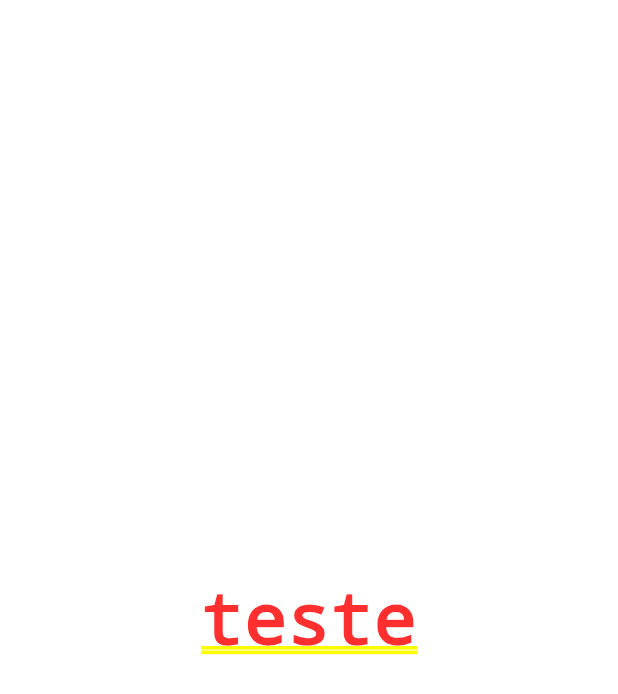
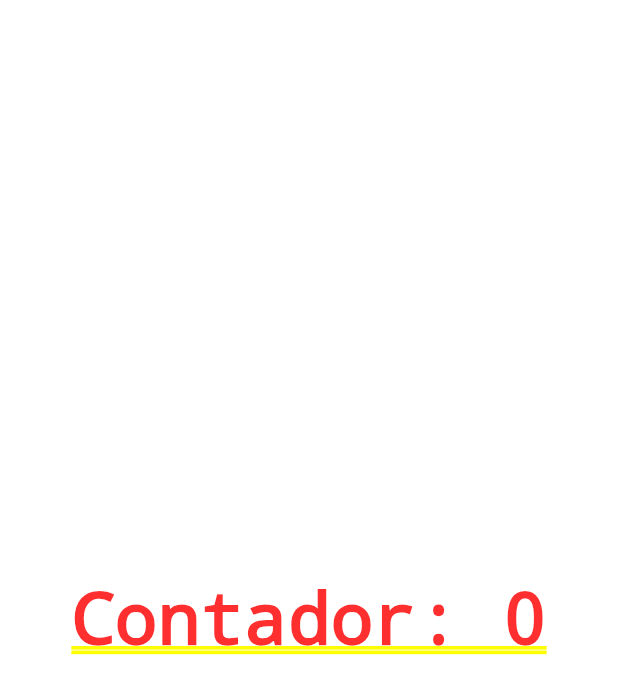
Before and after one commit to PedrodoDivino/Curso_flutter, a Flutter app: the screen it shows after launch, on a phone screen of 412 x 824 dp. Shown: the top 694 px of the screen. Run offline on Flutter 3.47's test engine with Material 2 defaults, Android fonts, the phone set to English and light mode, and no system bars.

Commit message:
[Pedro] Curso de Flutter #9 - Boas Práticas e organização

```diff
--- a/lib/main.dart
+++ b/lib/main.dart
@@ -1,17 +1,24 @@
 // ignore: unnecessary_import
+import 'dart:developer';
+
 import 'package:flutter/cupertino.dart';
 import 'package:flutter/material.dart';
 
 void main() {
   // ignore: avoid_unnecessary_containers
-  runApp(const AppWidget(title: 'Funcionou!',));
+  runApp(const AppWidget(
+    title: 'Funcionou!',
+  ));
 }
 // widget são como componentes
 
 class AppWidget extends StatelessWidget {
   final String title;
 
-  const AppWidget({super.key, required this.title,});
+  const AppWidget({
+    super.key,
+    required this.title,
+  });
 
   @override
   Widget build(BuildContext context) {
@@ -19,8 +26,32 @@ class AppWidget extends StatelessWidget {
     return MaterialApp(
       theme: ThemeData(primaryColor: Colors.red),
       // ignore: avoid_unnecessary_containers
-      home: Container(
-        child: const Center(child: Text('teste')),
+      home: HomePage(),
+    );
+  }
+}
+
+class HomePage extends StatefulWidget {
+  @override
+  State<StatefulWidget> createState() {
+    return HomePageState();
+  }
+}
+
+class HomePageState extends State<HomePage> {
+  int counter = 0;
+  @override
+  Widget build(BuildContext context) {
+    return Container(
+      child: Center(
+        child: GestureDetector(
+          child: Text('Contador: $counter'),
+          onTap: () {
+            setState(() {
+              counter++;
+            });
+          },
+        ),
       ),
     );
   }
```
